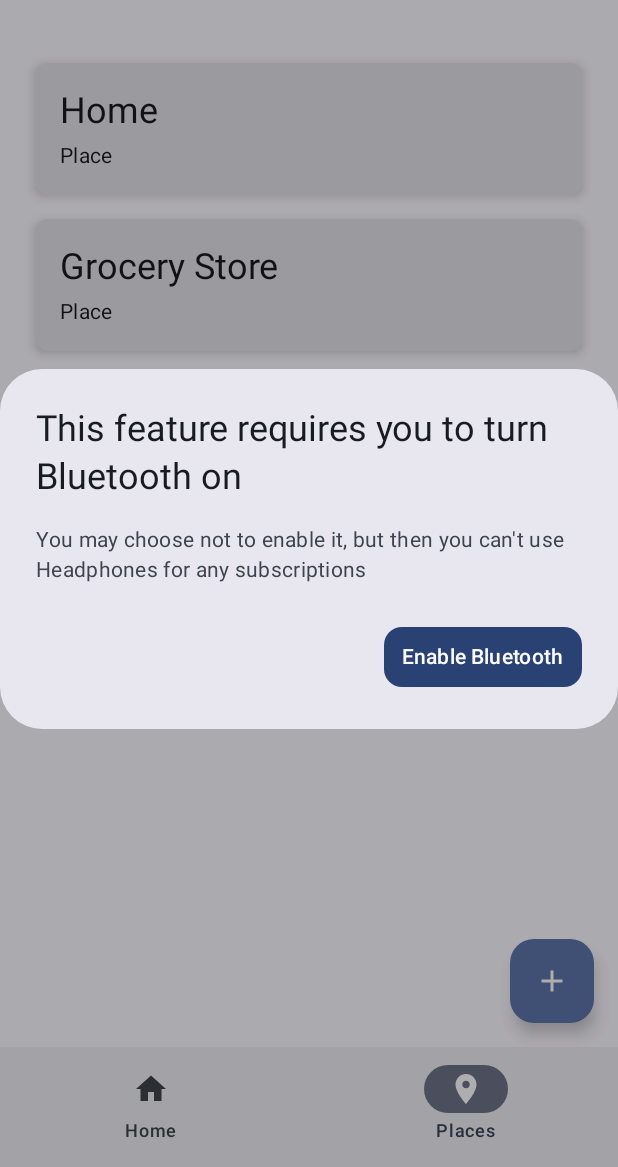
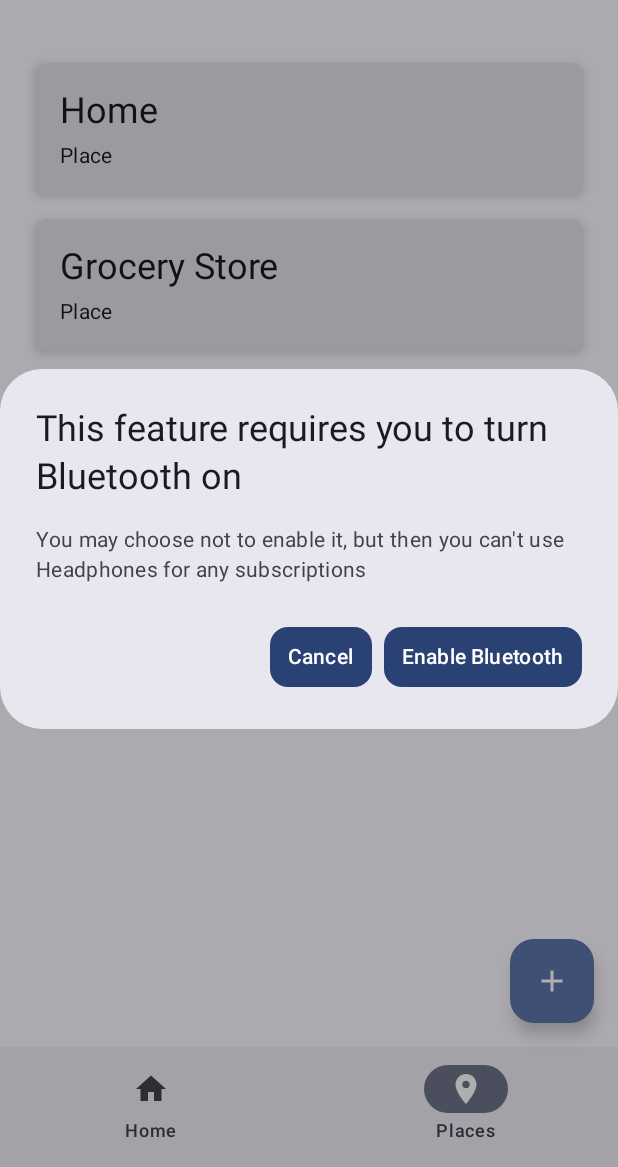
Before and after one commit to itissid/privyloci, an Android app built with Jetpack Compose: the PlacesAndAssetsScreen screen opened through its navigation route, after a tap on "Options", on a phone screen of 412 x 824 dp, the part 69-1236 px from its top. Run offline under Robolectric (Android 15) with nearby library versions, the phone set to English and light mode, and no system bars; our stand-ins replace Dagger/Hilt's generated code, Room's generated code.

Commit message:
BugFix: Scan for BLE devices on user UI action.

```diff
--- a/app/src/main/java/me/itissid/privyloci/ui/PlaceCard.kt
+++ b/app/src/main/java/me/itissid/privyloci/ui/PlaceCard.kt
@@ -1,6 +1,7 @@
 package me.itissid.privyloci.ui
 
 import android.annotation.SuppressLint
+import android.app.AlertDialog
 import android.content.res.Configuration
 import androidx.compose.foundation.clickable
 import androidx.compose.foundation.layout.Column
@@ -52,6 +53,7 @@ fun PlaceCard(
     placeTag: PlaceTag,
     noPermissionOnClick: (() -> Unit)?, // null means ble permissions are not granted
     btDevices: List<InternalBtDevice>?,
+    btDevicesRescanHandler: () -> Unit,
     bluetoothNotEnabledHandler: (() -> Unit)?, // If null means ble was not enabled
     onDeviceSelectedForPlaceTag: PlaceTag.(String) -> Unit
 ) {
@@ -74,15 +76,15 @@ fun PlaceCard(
                     modifier = Modifier.weight(1f)
 
                 )
-                // if ble permissions are not granted show the icon else nothing
-                if (noPermissionOnClick != null && placeTag.isTypeBLE()) { // only when permission is not granted for BT devices
+
+                if (noPermissionOnClick != null && placeTag.isTypeBLE()) {// if ble permissions are not granted show the icon else nothing
                     IconButton(onClick = { noPermissionOnClick.invoke() }) {
                         AdaptiveIconWrapper(
                             permissionGranted = false,
                             iconResource = IconResource.BLEIcon
                         )
                     } // N2S: The triple dot could show the BLE turned on if its not.
-                } else if (placeTag.isTypeBLE()) {
+                } else if (placeTag.isTypeBLE()) {  // only when permission is not granted for BT devices
                     IconButton(onClick = { showDialog = !showDialog }) {
                         Icon(Icons.Default.MoreVert, contentDescription = "Options")
                     }
@@ -97,10 +99,15 @@ fun PlaceCard(
                             }
                         } else {
                             if (btDevices.isNullOrEmpty()) {
-                                Text(
-                                    text = "No bonded BLE devices found",
-                                    style = MaterialTheme.typography.bodyMedium
+                                ScanForBTDevices(
+                                    placeTag,
+                                    onDismiss = { showDialog = false },
+                                    onConfirm = btDevicesRescanHandler
                                 )
+//                                Text(
+//                                    text = "No bonded BLE devices found",
+//                                    style = MaterialTheme.typography.bodyMedium
+//                                )
                             } else {
                                 LazyRadioDialogue(
                                     "Select a device for ${placeTag.name}",
@@ -197,23 +204,66 @@ fun LazyRadioDialogue(
 }
 
 @Composable
+fun ScanForBTDevices(
+    assetName: PlaceTag,
+    onDismiss: () -> Unit,
+    onConfirm: () -> Unit
+) {
+    AlertDialogWrapper(
+        title = "Refresh Bluetooth device list for ${assetName.name}",
+        body = "Press the button below to proceed with the refreshing of Bluetooth device list with a scan ",
+        onDismiss = { onDismiss() },
+        onConfirm = { onConfirm() },
+        onConfirmText = "RefreshScan",
+    )
+}
+
+@Composable
 fun BluetoothEnablePrompt(
     assetName: PlaceTag,
     onDismiss: () -> Unit,
     onConfirm: () -> Unit
 ) {
+    AlertDialogWrapper(
+        title = "This feature requires you to turn  Bluetooth on",
+        body = "You may choose not to enable it, but then you can't use ${assetName.name} for any subscriptions",
+        onDismiss = onDismiss,
+        onConfirm = onConfirm,
+        onConfirmText = "Enable Bluetooth"
+    )
+}
+
+@Composable
+fun AlertDialogWrapper(
+    title: String,
+    body: String?,
+    onDismiss: () -> Unit,
+    onConfirm: () -> Unit,
+    onConfirmText: String
+) {
     AlertDialog(
         title = {
             Text(
-                "This feature requires you to turn  Bluetooth on",
+                title,
                 style = MaterialTheme.typography.headlineSmall,
             )
         },
         text = {
-            Text(
-                "You may choose not to enable it, but then you can't use ${assetName.name} for any subscriptions",
-                style = MaterialTheme.typography.bodyMedium,
-            )
+            if (body != null) {
+                Text(
+                    body,
+                    style = MaterialTheme.typography.bodyMedium,
+                )
+            }
+        },
+        dismissButton = {
+            TextButton(
+                onClick = { onConfirm() },
+                shape = MaterialTheme.shapes.medium,
+                colors = ButtonDefaults.buttonColors()
+            ) {
+                Text("Cancel")
+            }
         },
         confirmButton = {
             TextButton(
@@ -221,13 +271,12 @@ fun BluetoothEnablePrompt(
                 shape = MaterialTheme.shapes.medium,
                 colors = ButtonDefaults.buttonColors()
             ) {
-                Text("Enable Bluetooth")
+                Text(onConfirmText)
             }
         },
-        onDismissRequest = { onDismiss },
+        onDismissRequest = { onDismiss() },
     )
 }
-
 @Preview(
     name = "Night mode",
     showBackground = true,
--- a/app/src/main/java/me/itissid/privyloci/ui/PlacesAndAssetCardPreview.kt
+++ b/app/src/main/java/me/itissid/privyloci/ui/PlacesAndAssetCardPreview.kt
@@ -43,6 +43,7 @@ fun PlacesCardPreview() {
         PlaceCards(
             places = placesAndAssets,
             bleDevices = bleDevices,
+            btDevicesRescanHandler = {},
             noPermissionOnClickHandler = null,
             bluetoothNotEnabledHandler = null,
             onDeviceSelectedForPlaceTag = onDeviceSelected
--- a/app/src/main/java/me/itissid/privyloci/ui/Screens.kt
+++ b/app/src/main/java/me/itissid/privyloci/ui/Screens.kt
@@ -24,7 +24,6 @@ import androidx.core.content.ContextCompat
 import me.itissid.privyloci.datamodels.AppContainer
 import me.itissid.privyloci.datamodels.InternalBtDevice
 import me.itissid.privyloci.datamodels.PlaceTag
-import me.itissid.privyloci.datamodels.PlaceTagDao
 import me.itissid.privyloci.datamodels.Subscription
 import me.itissid.privyloci.util.Logger
 import me.itissid.privyloci.viewmodels.BleDevicesViewModel
@@ -91,17 +90,20 @@ fun HomeScreen(
 @Composable
 fun PlacesAndAssetsScreen(
     places: List<PlaceTag>,
-    adaptiveIconOnClickHandlers: (() -> Unit)? = null,
+    noPermissionUIHandler: (() -> Unit)? = null,
     bleViewModel: BleDevicesViewModel,
 ) {
     if (places.isEmpty()) {
-        // So much empty space
+        // So much empty!
         Spacer(modifier = Modifier.fillMaxSize())
         return
     }
     val context = LocalContext.current
     val bleDevices by bleViewModel.bleDevices.collectAsState()
     val isBluetoothEnabled by bleViewModel.isBluetoothEnabled.collectAsState()
+    val btDevicesRescanHandler = {
+        bleViewModel.loadBondedBleDevices()
+    }
     var bluetoothNotEnabledHandler: (() -> Unit)? = (
             when (isBluetoothEnabled) {
                 false -> ({
@@ -111,24 +113,15 @@ fun PlacesAndAssetsScreen(
 
                 true -> null
             })
-    LaunchedEffect(isBluetoothEnabled) {
-        if (isBluetoothEnabled) {
-            Logger.v(
-                "BleDevicesViewModel",
-                "Bluetooth is enabled. ${bleDevices.size} devices found."
-            )
-        } else {
-            Logger.v("BleDevicesViewModel", "Bluetooth is disabled.")
-        }
-    }
 
     val onDeviceSelected = { placeTag: PlaceTag, selectedAddress: String ->
         bleViewModel.selectDeviceForPlaceTag(placeTag, selectedAddress)
     }
     PlaceCards(
         places,
-        adaptiveIconOnClickHandlers,
+        noPermissionUIHandler,
         bleDevices,
+        btDevicesRescanHandler,
         bluetoothNotEnabledHandler,
         onDeviceSelected
     )
@@ -139,6 +132,7 @@ fun PlaceCards(
     places: List<PlaceTag>,
     noPermissionOnClickHandler: (() -> Unit)?,
     bleDevices: List<InternalBtDevice>?,
+    btDevicesRescanHandler: () -> Unit,
     bluetoothNotEnabledHandler: (() -> Unit)?,
     onDeviceSelectedForPlaceTag: (PlaceTag.(address: String) -> Unit)
 ) {
@@ -155,6 +149,7 @@ fun PlaceCards(
                 placeTag = placeTag,
                 noPermissionOnClickHandler,
                 bleDevices,
+                btDevicesRescanHandler = btDevicesRescanHandler,
                 bluetoothNotEnabledHandler = bluetoothNotEnabledHandler,
                 onDeviceSelectedForPlaceTag = onDeviceSelectedForPlaceTag
             )
```
Also changed, not shown: app/src/main/java/me/itissid/privyloci/viewmodels/BleDevicesViewModel.kt (+7 -4 lines).
